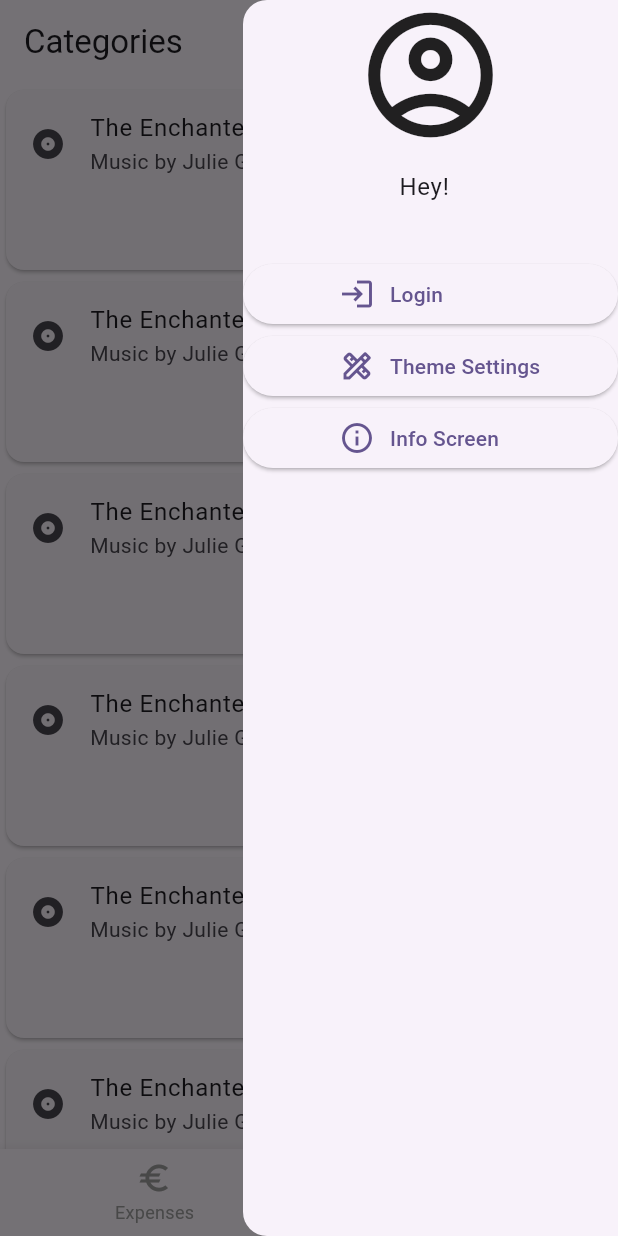
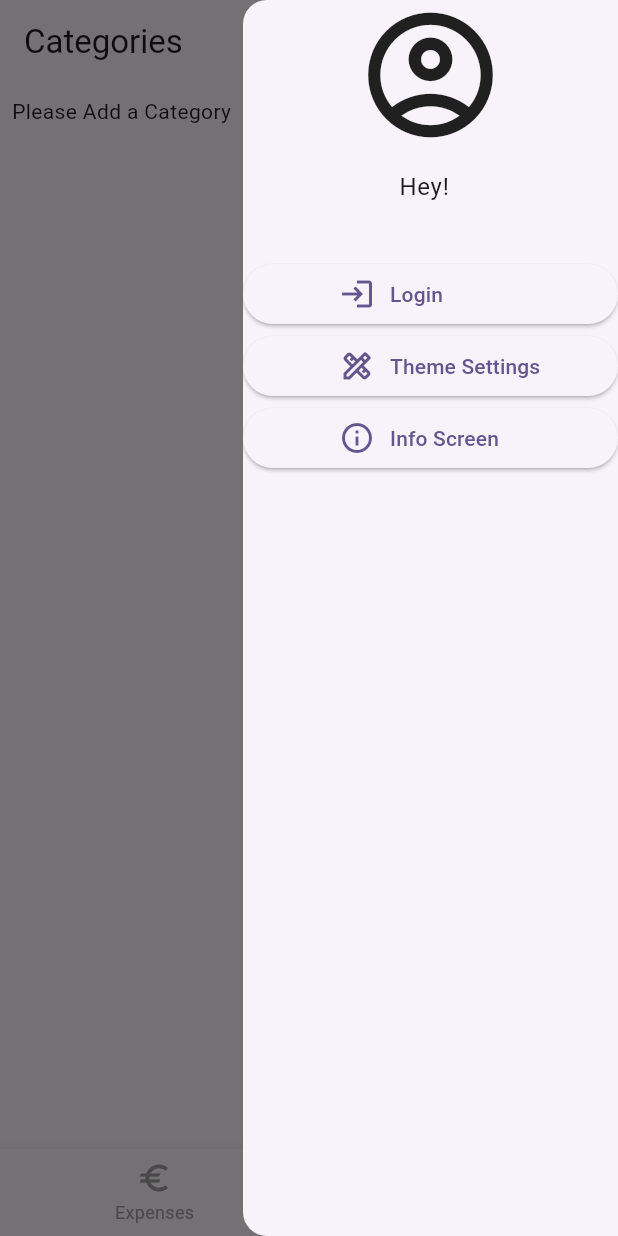
Before and after one commit to Rexo99/MoneyMate, a Flutter app: the screen it shows after launch, item 2 of the bottom bar chosen, with the side drawer open, on a phone screen of 412 x 824 dp. Run offline on Flutter 3.47's test engine with Material 2 defaults, Android fonts, the phone set to English and light mode, and no system bars; drawn by our look-alikes of flutter_speed_dial; our stand-ins replace camera, fast_immutable_collections, get, jwt_decoder; missing offline and left inert: google_mlkit_text_recognition.

Commit message:
Category
AddCategory funktioniert

Update und Remove noch nicht

```diff
--- a/lib/main.dart
+++ b/lib/main.dart
@@ -103,9 +103,7 @@ class HudState extends State<Hud> {
               },
               children:[
                 Homepage(context: context),
-                const CategoriesOverview(),
-                // Test für Weiterleitung auf AddCategory
-                // const AddCategory(),
+                const CategoryOverview(),
               ],
             ),
             floatingActionButton: $(
@@ -126,13 +124,9 @@ class HudState extends State<Hud> {
                     label: "Add Expense",
                   ) : SpeedDialChild(
                     child: IconButton(
-                      icon: const Icon(Icons.add),
+                      icon: const Icon(Icons.category),
                       onPressed: () {
-                        //Todo addCategory
-
-                        //UserState.of(context).addCategory(name: "nameTestLol2", budget: 100);
-                        //UserState.of(context).removeCategory(UserState.of(context).categoryList.last);
-                        //UserState.of(context).updateCategory(category: UserState.of(context).categoryList.last, budget: 1234);
+                        Navigator.push(context, MaterialPageRoute(builder: (context) => AddCategory()),);
                         isDialOpen.value = false;
                       },
                     ),
@@ -159,7 +153,7 @@ class HudState extends State<Hud> {
                         },
                       ),
                       label: "Open Camera"),
-                  SpeedDialChild(
+                  /*SpeedDialChild(
                       child: IconButton(
                         icon: const Icon(Icons.category),
                         onPressed: ()  {
@@ -167,7 +161,15 @@ class HudState extends State<Hud> {
                           isDialOpen.value = false;
                         },
                       ),
-                      label: "Add Category"),
+                      label: "Add Category"),*/
+                 /* SpeedDialChild(
+                      child: IconButton(
+                        icon: const Icon(Icons.local_grocery_store),
+                        onPressed: ()  {
+                          UserState.of(context).addCategory(name: "nameTestLol2", budget: 100);
+                        },
+                      ),
+                      label: "Test"),*/
                 ],
               ),
 
@@ -188,7 +190,7 @@ class HudState extends State<Hud> {
                         ),
                         BottomNavigationBarItem(
                             icon: Icon(Icons.inventory_2_outlined),
-                            label: "Categories-Test"),
+                            label: "Categories"),
                       ],
                       onTap: (newIndex) {
                         _pageController.animateToPage(newIndex,
--- a/lib/pages/AddCategory.dart
+++ b/lib/pages/AddCategory.dart
@@ -1,7 +1,4 @@
-import 'package:fast_immutable_collections/fast_immutable_collections.dart';
 import 'package:flutter/material.dart';
-import 'package:money_mate/models/models.dart';
-import 'package:money_mate/pages/CategoryOverview.dart';
 import '../UserState.dart';
 import 'package:flutter/services.dart';
 import '../main.dart';
@@ -180,7 +177,8 @@ class AddCategory extends StatelessWidget {
                   onPressed: () {
                     if (_formKey.currentState!.validate()) {
                       UserState.of(context).addCategory(name: nameController.value.text, budget: int.parse(budgetController.text));
-                      Navigator.push(context, MaterialPageRoute(builder: (context) => CategoriesOverview()),);
+                       // Navigator.push(context, MaterialPageRoute(builder: (context) => CategoriesOverview()),);
+                      Navigator.push(context, MaterialPageRoute(builder: (context) => Hud()),);
                     }
                   },
                   icon: Icon( // <-- Icon
--- a/lib/pages/CategoryOverview.dart
+++ b/lib/pages/CategoryOverview.dart
@@ -1,21 +1,28 @@
-import 'package:fast_immutable_collections/fast_immutable_collections.dart';
 import 'package:flutter/material.dart';
 import '../UserState.dart';
 import '../models/models.dart';
-import '../state.dart';
 import 'package:money_mate/pages/EditCategory.dart';
 import '../util/Popups.dart';
 
+class CategoryOverview extends StatelessWidget {
+  const CategoryOverview({super.key});
+
+  @override
+  Widget build(BuildContext context) {
+    return Scaffold(
+      body: Center(
+        child: CategoryListView(
+          context: context,
+        ),
+      ),
+    );
+  }
+}
+
 class CategoryCard extends StatelessWidget {
-  // const CategoryCard({super.key});
-  late final BuildContext context;
-  late final List<Category> categoryListOverview;
+  Category category;
 
-  CategoryCard({required this.context, super.key}) {
-    categoryListOverview = UserState.of(context).categoryList;
-  }
-
-
+  CategoryCard({required this.category, super.key});
 
   @override
   Widget build(BuildContext context) {
@@ -24,10 +31,10 @@ class CategoryCard extends StatelessWidget {
         child: Column(
           mainAxisSize: MainAxisSize.min,
           children: <Widget>[
-            const ListTile(
+             ListTile(
               leading: Icon(Icons.album),
-              title: Text('The Enchanted Nightingale'),
-              subtitle: Text('Music by Julie Gable. Lyrics by Sidney Stein.'),
+              title: Text(category.name),
+              subtitle: Text(category.budget.toString()),
             ),
             Row(
               mainAxisAlignment: MainAxisAlignment.end,
@@ -35,17 +42,17 @@ class CategoryCard extends StatelessWidget {
                 TextButton(
                   child: const Text('Bearbeiten'),
                   onPressed: () {
-                    /*Navigator.push(
+                    Navigator.push(
                       context,
                       MaterialPageRoute(builder: (context) => EditCategory(category: category,)),
-                    );*/
+                    );
                   },
                 ),
                 const SizedBox(width: 8),
                 TextButton(
                   child: const Text('Löschen'),
                   onPressed: () {
-                    /*DeleteCategoryPopup(category: category, context: context);*/
+                    DeleteCategoryPopup(category: category, context: context);
                   },
                 ),
                 const SizedBox(width: 8),
@@ -58,19 +65,28 @@ class CategoryCard extends StatelessWidget {
   }
 }
 
-class CategoriesOverview extends StatelessWidget {
-  const CategoriesOverview({super.key});
+/*
+class CategoryListView extends StatelessWidget {
+  // const CategoriesOverview({super.key});
+  late final BuildContext context;
+  late final List<Category> categoryListOverview;
+
+  CategoryListView({required this.context, super.key}) {
+    categoryListOverview = UserState.of(context).categoryList;
+    }
 
   @override
   Widget build(BuildContext context) {
-    /*return ListView(
+    */
+/*return ListView(
       padding: const EdgeInsets.all(20.0),
       children: const <Widget>[
         CategoriesOverview(),
         CategoriesOverview(),
 
       ],
-    );*/
+    );*//*
+
     return LayoutBuilder(
         builder: (BuildContext context, BoxConstraints constraints) {
       return SizedBox(
@@ -78,9 +94,46 @@ class CategoriesOverview extends StatelessWidget {
             primary: true,
             itemCount: 10,
             itemBuilder: (BuildContext context, int index) {
-              return CategoryCard(context: context);
+              return CategoryCard(category: category);
             }),
       );
     });
   }
 }
+
+
+*/
+
+
+class CategoryListView extends StatelessWidget {
+  // const CategoriesOverview({super.key});
+  late final BuildContext context;
+  late final List<Category> categoryListOverview;
+
+  CategoryListView({required this.context, super.key}) {
+    categoryListOverview = UserState.of(context).categoryList;
+  }
+
+  @override
+  Widget build(BuildContext context) {
+    return ListView.builder(
+          padding: const EdgeInsets.all(8),
+          itemCount: categoryListOverview.length + 1,
+          itemBuilder: (BuildContext context, int index) {
+            if (index == 0) {
+              // return the header
+              return Row(
+                children: const [
+                  Text("Please Add a Category"),
+                ],
+              );
+            }
+            index -= 1;
+            var cats = categoryListOverview[index];
+            return CategoryCard(category: cats);
+          },
+          // separatorBuilder: (BuildContext context, int index) =>
+          // const Divider(),
+        );
+  }
+}
--- a/lib/pages/CategoryOverviewTest.dart
+++ /dev/null
@@ -1,194 +0,0 @@
-import 'package:fast_immutable_collections/fast_immutable_collections.dart';
-import 'package:flutter/material.dart';
-import 'package:money_mate/util/DateTimeExtensions.dart';
-import '../UserState.dart';
-import '../models/dtos.dart';
-import '../models/models.dart';
-import '../state.dart';
-import 'package:money_mate/pages/EditCategory.dart';
-import '../util/Popups.dart';
-
-class CategoryOverviewTest extends StatelessWidget {
-  const CategoryOverviewTest({super.key});
-
-  @override
-  Widget build(BuildContext context) {
-    return Scaffold(
-      body: Center(
-        child: CategoryListView(
-          context: context,
-        ),
-      ),
-    );
-  }
-}
-
-/*class ListEntry extends StatelessWidget {
-  Prop<Expense> expense;
-
-  ListEntry({required this.expense, super.key});
-
-  @override
-  Widget build(BuildContext context) {
-    return InkWell(
-        onLongPress: () =>
-            updateExpensePopup(expense: expense, context: context),
-        child: ListTile(
-          //return new ListTile(
-          leading: const CircleAvatar(
-            //Todo CategoryIcons
-            backgroundColor: Colors.blue,
-            child: Text("Icon"),
-          ),
-          title: Row(children: <Widget>[
-            $(
-                expense,
-                    (e) => Text(
-                    "${e.name}  ${e.amount.toString()}  ${e.date.dateFormatter()}")),
-            MaterialButton(
-                child: const Text('Delete'),
-                color: Colors.red,
-                onPressed: () {
-                  UserState.of(context).expendList.removeItem(expense);
-                }),
-          ]),
-        ));
-  }
-}*/
-
-
-// Einzelnes Listenelement in der Kategorie
-/*class ListEntry extends StatelessWidget {
-  Prop<Category> category;
-
-  ListEntry({required this.category,super.key});
-
-  @override
-  Widget build(BuildContext context) {
-    return Center(
-      child: Card(
-        child: Column(
-          mainAxisSize: MainAxisSize.min,
-          children: <Widget>[
-            ListTile(
-              leading: Icon(Icons.album),
-              title: $(
-                  category,
-                      (c) => Text(
-                      "${c.name}")),
-              subtitle: $(
-                  category,
-                      (c) => Text(
-                      "${c.budget.toString()}")),
-            ),
-            Row(
-              mainAxisAlignment: MainAxisAlignment.end,
-              children: <Widget>[
-                TextButton(
-                  child: const Text('Bearbeiten'),
-                  onPressed: () {
-                    Navigator.push(
-                      context,
-                      MaterialPageRoute(builder: (context) => EditCategory()),
-                    );
-                  },
-                ),
-                const SizedBox(width: 8),
-                TextButton(
-                  child: const Text('Löschen'),
-                  onPressed: () {
-                    DeleteCategoryPopup(context: context);
-                  },
-                ),
-                const SizedBox(width: 8),
-              ],
-            ),
-          ],
-        ),
-      ),
-    );
-  }
-}*/
-
-class ListEntry extends StatelessWidget {
-  List<Category> categoryList;
-
-  ListEntry({required this.categoryList,super.key});
-
-  @override
-  Widget build(BuildContext context) {
-    return Center(
-      child: Card(
-        child: Column(
-          mainAxisSize: MainAxisSize.min,
-          children: <Widget>[
-            ListTile(
-              leading: Icon(Icons.album),
-              title: todo,
-              subtitle: todo,
-            ),
-            Row(
-              mainAxisAlignment: MainAxisAlignment.end,
-              children: <Widget>[
-                TextButton(
-                  child: const Text('Bearbeiten'),
-                  onPressed: () {
-                    Navigator.push(
-                      context,
-                      MaterialPageRoute(builder: (context) => EditCategory()),
-                    );
-                  },
-                ),
-                const SizedBox(width: 8),
-                TextButton(
-                  child: const Text('Löschen'),
-                  onPressed: () {
-                    DeleteCategoryPopup(context: context);
-                  },
-                ),
-                const SizedBox(width: 8),
-              ],
-            ),
-          ],
-        ),
-      ),
-    );
-  }
-}
-
-
-class CategoryListView extends StatelessWidget {
-  late final BuildContext context;
-  late final List<Category> categoryListOverview;
-
-  CategoryListView({required this.context, super.key}) {
-    categoryListOverview = UserState.of(context).categoryList;
-  }
-
-  @override
-  Widget build(BuildContext context) {
-    return $(
-        categoryList,
-            (expenses) => ListView.separated(
-          padding: const EdgeInsets.all(8),
-          itemCount: categoryList.value.length + 1,
-          itemBuilder: (BuildContext context, int index) {
-            if (index == 0) {
-              // return the header
-              return Row(
-                children: const [
-                  Text("Name       "),
-                  Text("Amount       "),
-                  Text("Date"),
-                ],
-              );
-            }
-            index -= 1;
-            var cats = categoryListOverview.value.get(index);
-            return ListEntry(category: cats);
-          },
-          separatorBuilder: (BuildContext context, int index) =>
-          const Divider(),
-        ));
-  }
-}
--- a/lib/pages/EditCategory.dart
+++ b/lib/pages/EditCategory.dart
@@ -1,9 +1,8 @@
-import 'package:fast_immutable_collections/fast_immutable_collections.dart';
 import 'package:flutter/material.dart';
 import '../UserState.dart';
 import '../models/models.dart';
 import 'package:flutter/services.dart';
-import '../main.dart';
+
 
 
 class EditCategory extends StatelessWidget {
@@ -11,20 +10,16 @@ class EditCategory extends StatelessWidget {
   Category category;
   EditCategory({required this.category, super.key});
 
-
-
-  /*late final List<Category> categoryListOverview;
-
-  EditCategory({required BuildContext context, super.key}) {
-    categoryListOverview = UserState.of(context).categoryList;
-  }*/
-
   final _formKey = GlobalKey<FormState>();
   TextEditingController nameController = TextEditingController();
   TextEditingController budgetController = TextEditingController();
 
   @override
   Widget build(BuildContext context) {
+    nameController.text = category.name;
+    budgetController.text = category.budget.toString();
+    String name = category.name;
+    String budget = category.budget.toString();
     return Scaffold(
       body: Form (
         key: _formKey,
@@ -33,6 +28,7 @@ class EditCategory extends StatelessWidget {
           Padding(
             padding: EdgeInsets.symmetric(horizontal: 8, vertical: 16),
             child: TextFormField(
+              // To-Do set value from the given Category
               controller: nameController,
               decoration: InputDecoration(
                 border: UnderlineInputBorder(),
@@ -49,6 +45,7 @@ class EditCategory extends StatelessWidget {
           Padding(
             padding: const EdgeInsets.symmetric(horizontal: 8, vertical: 16),
             child: TextFormField(
+              // To-Do set value from the given Category
               keyboardType: TextInputType.number,
               inputFormatters: [FilteringTextInputFormatter.digitsOnly],
               controller: budgetController,
@@ -176,7 +173,8 @@ class EditCategory extends StatelessWidget {
                       (
                       onPressed: () {
                         if (_formKey.currentState!.validate()) {
-                          // UserState.of(context).updateCategory(category: category, name: nameController.value.text, budget: int.parse(budgetController.text));
+                          UserState.of(context).updateCategory(category: category, name: nameController.value.text, budget: int.parse(budgetController.text));
+                          // UserState.of(context).updateCategory(category: UserState.of(context).categoryList.last, name: nameController.value.text, budget: int.parse(budgetController.text));
                           Navigator.pop(context, 'OK');
                         }
                       },
@@ -184,7 +182,7 @@ class EditCategory extends StatelessWidget {
                         Icons.download ,
                         size: 24.0,
                       ),
-                      label: Text('Hinzufügen'), // <-- Text
+                      label: Text('Change'), // <-- Text
                     ),
                   ],
                 )
--- a/lib/util/Popups.dart
+++ b/lib/util/Popups.dart
@@ -190,6 +190,8 @@ void DeleteCategoryPopup({ required Category category, required BuildContext con
             ),
             TextButton(
               onPressed: () {
+                // UserState.of(context).removeCategory(category);
+                // UserState.of(context).removeCategory(UserState.of(context).categoryList.last);
                 UserState.of(context).removeCategory(category);
                   Navigator.pop(subContext, 'OK');
               },
```
